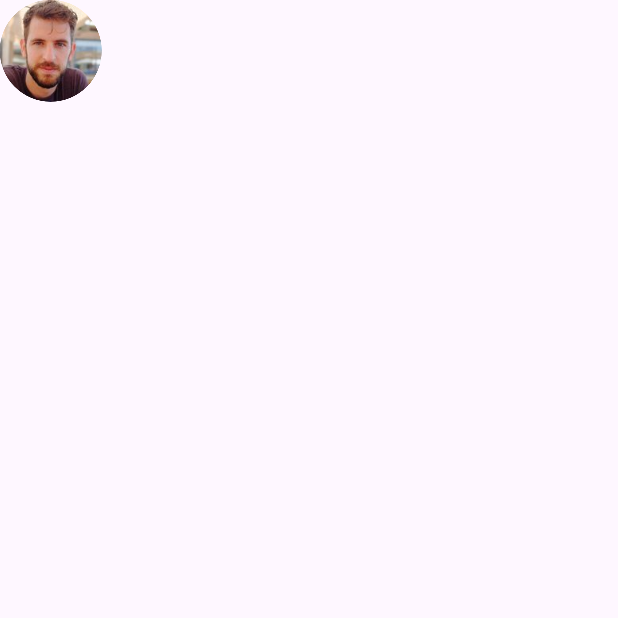
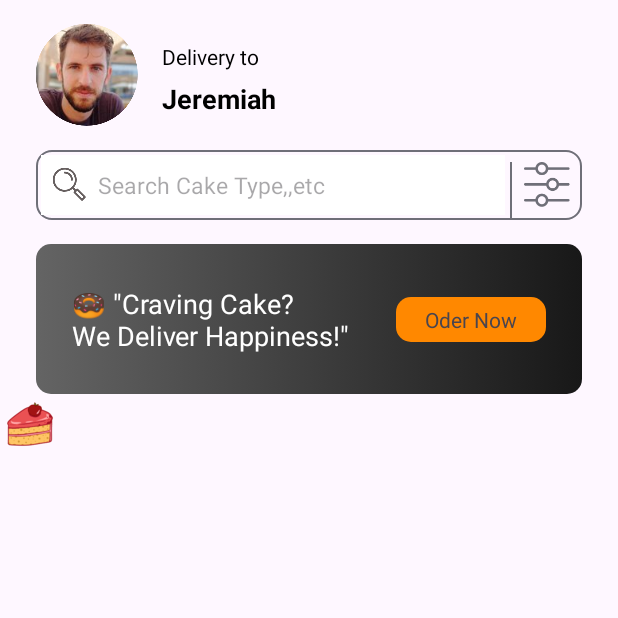
Before and after one commit to sachinikavindi/hci-android-app, an Android app: the screen it shows after launch (MainActivity), on a phone screen of 412 x 824 dp, the top half of it. Run offline under Robolectric (Android 15) with nearby library versions, the phone set to English and light mode, and no system bars.

Commit message:
2 commit

```diff
--- /dev/null
+++ b/app/src/main/res/drawable/bannner_background.xml
@@ -0,0 +1,9 @@
+<?xml version="1.0" encoding="utf-8"?>
+<selector xmlns:android="http://schemas.android.com/apk/res/android">
+<item>
+    <shape android:shape="rectangle">
+        <gradient android:startColor="#181818" android:endColor="#646464" android:angle="180"/>
+        <corners android:radius="10dp"/>
+    </shape>
+</item>
+</selector>
--- /dev/null
+++ b/app/src/main/res/drawable/border_background.xml
@@ -0,0 +1,9 @@
+<?xml version="1.0" encoding="utf-8"?>
+<selector xmlns:android="http://schemas.android.com/apk/res/android">
+<item>
+    <shape android:shape="rectangle">
+        <stroke android:color="@color/grey" android:width="1dp"/>
+        <corners android:radius="10dp"/>
+    </shape>
+</item>
+</selector>
--- /dev/null
+++ b/app/src/main/res/drawable/category_background.xml
@@ -0,0 +1,10 @@
+<?xml version="1.0" encoding="utf-8"?>
+<selector xmlns:android="http://schemas.android.com/apk/res/android">
+  <item>
+      <shape android:shape="rectangle">
+              <solid android:color="@color/light_grey"/>
+              <corners android:radius="10dp"/>
+
+      </shape>
+  </item>
+</selector>
--- /dev/null
+++ b/app/src/main/res/drawable/green_button_background.xml
@@ -0,0 +1,10 @@
+<?xml version="1.0" encoding="utf-8"?>
+<selector xmlns:android="http://schemas.android.com/apk/res/android">
+<item>
+    <shape android:shape="rectangle">
+        <corners android:radius="10dp"/>
+        <solid android:color="@android:color/holo_orange_dark"/>
+
+    </shape>
+</item>
+</selector>
--- a/app/src/main/res/layout/activity_main.xml
+++ b/app/src/main/res/layout/activity_main.xml
@@ -14,19 +14,145 @@
         <LinearLayout
             android:layout_width="match_parent"
             android:layout_height="wrap_content"
-            android:orientation="vertical" />
-    </ScrollView>
+            android:orientation="vertical" >
+
+            <androidx.constraintlayout.widget.ConstraintLayout
+                android:layout_width="match_parent"
+                android:layout_height="match_parent"
+                android:layout_marginStart="24dp"
+                android:layout_marginTop="16dp"
+                android:layout_marginEnd="24dp">
+
+                <ImageView
+                    android:id="@+id/imageView"
+                    android:layout_width="wrap_content"
+                    android:layout_height="wrap_content"
+                    app:layout_constraintStart_toStartOf="parent"
+                    app:layout_constraintTop_toTopOf="parent"
+                    app:srcCompat="@drawable/profile" />
+
+                <TextView
+                    android:id="@+id/textView4"
+                    android:layout_width="wrap_content"
+                    android:layout_height="wrap_content"
+                    android:layout_marginStart="16dp"
+                    android:layout_marginTop="12dp"
+                    android:text="Delivery to"
+                    android:textColor="@color/black"
+                    app:layout_constraintStart_toEndOf="@+id/imageView"
+                    app:layout_constraintTop_toTopOf="parent" />
+
+                <TextView
+                    android:id="@+id/textView5"
+                    android:layout_width="wrap_content"
+                    android:layout_height="wrap_content"
+                    android:text="Jeremiah"
+                    android:textSize="18sp"
+                    android:textStyle="bold"
+                    android:textColor="@color/black"
+                    app:layout_constraintBottom_toBottomOf="parent"
+                    app:layout_constraintStart_toStartOf="@+id/textView4"
+                    app:layout_constraintTop_toBottomOf="@+id/textView4" />
+
+            </androidx.constraintlayout.widget.ConstraintLayout>
+
+            <LinearLayout
+                android:layout_width="match_parent"
+                android:layout_height="wrap_content"
+                android:layout_marginStart="24dp"
+                android:layout_marginTop="16dp"
+                android:background="@drawable/border_background"
+                android:layout_marginEnd="24dp"
+                android:orientation="horizontal">
+
+                <EditText
+                    android:id="@+id/editTextText5"
+                    android:layout_width="wrap_content"
+                    android:layout_height="40dp"
+                    android:layout_weight="1"
+                    android:layout_margin="3dp"
+                    android:background="@color/white"
+                    android:ems="10"
+                    android:inputType="textPersonName"
+                    android:drawableStart="@drawable/search"
+                    android:drawablePadding="8dp"
+                    android:padding="8dp"
+                    android:textSize="15sp"
+                    android:hint="Search Cake Type,,etc"/>
+
+                <View
+                    android:id="@+id/view"
+                    android:layout_width="1dp"
+                    android:layout_height="match_parent"
+                    android:layout_marginTop="8dp"
+                    android:background="@color/grey"
+                    tools:layout_marginBottom="8dp" />
+
+                <ImageView
+                    android:id="@+id/imageView2"
+                    android:layout_width="wrap_content"
+                    android:layout_height="wrap_content"
+                    android:layout_margin="8dp"
+                    app:srcCompat="@drawable/settings" />
+            </LinearLayout>
+
+            <androidx.constraintlayout.widget.ConstraintLayout
+                android:layout_width="match_parent"
+                android:layout_height="100dp"
+                android:layout_marginStart="24dp"
+                android:background="@drawable/bannner_background"
+                android:layout_marginTop="16dp"
+                android:layout_marginEnd="24dp">
+
+                <TextView
+                    android:id="@+id/textView6"
+                    android:layout_width="wrap_content"
+                    android:layout_height="wrap_content"
+                    android:layout_marginStart="24dp"
+                    android:textSize="18sp"
+                    android:textColor="@color/white"
+                    android:text="🍩 &quot;Craving Cake? \nWe Deliver Happiness!&quot;"
+                    app:layout_constraintBottom_toBottomOf="parent"
+                    app:layout_constraintStart_toStartOf="parent"
+                    app:layout_constraintTop_toTopOf="parent" />
+
+                <TextView
+                    android:id="@+id/textView8"
+                    android:layout_width="100dp"
+                    android:layout_height="30dp"
+                    android:layout_marginEnd="24dp"
+                    android:text="Oder Now"
+                    android:background="@drawable/green_button_background"
+                    android:gravity="center"
+                    app:layout_constraintBottom_toBottomOf="parent"
+                    app:layout_constraintEnd_toEndOf="parent"
+                    app:layout_constraintTop_toTopOf="parent" />
+
+            </androidx.constraintlayout.widget.ConstraintLayout>
+
+            <LinearLayout
+                android:layout_width="match_parent"
+                android:layout_height="match_parent"
+                android:orientation="vertical">
+
+                <LinearLayout
+                    android:layout_width="match_parent"
+                    android:layout_height="match_parent"
+                    android:orientation="horizontal">
 
                     <androidx.constraintlayout.widget.ConstraintLayout
                         android:layout_width="match_parent"
                         android:layout_height="match_parent">
 
-    </androidx.constraintlayout.widget.ConstraintLayout>
-
                         <ImageView
-        android:id="@+id/imageView"
+                            android:id="@+id/imageView4"
                             android:layout_width="wrap_content"
                             android:layout_height="wrap_content"
-        app:srcCompat="@drawable/profile" />
+                            app:srcCompat="@drawable/cake_btn" />
+                    </androidx.constraintlayout.widget.ConstraintLayout>
+                </LinearLayout>
+            </LinearLayout>
 
+        </LinearLayout>
+    </ScrollView>
 </androidx.constraintlayout.widget.ConstraintLayout>
```
Also changed, not shown: app/src/main/res/drawable-hdpi/WhatsApp Image 2025-04-04 at 23.38.24 (1).jpeg (added), app/src/main/res/drawable-hdpi/btn_1.png (deleted), app/src/main/res/drawable-hdpi/cake_btn.png (added), app/src/main/res/drawable-hdpi/—Pngtree—slice of cake cartoon sticker_9004135.png (added). Lines whose indentation alone changed are shown as unchanged.
